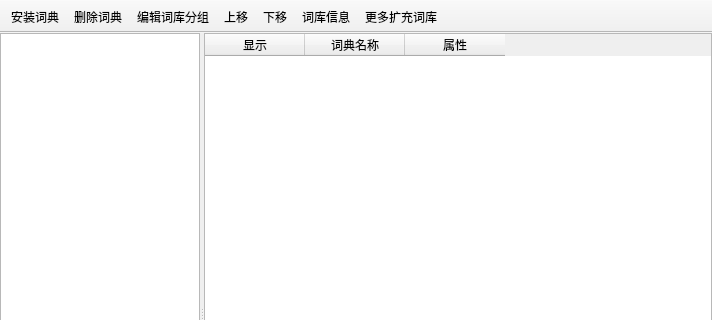
The window that dictmanagerwindow.ui (eudic/eudic_win32_localize) describes before a commit, drawn with Qt 5; both pictures show x 0 to 712 and y 0 to 320 of the 712 by 599 pixel window.
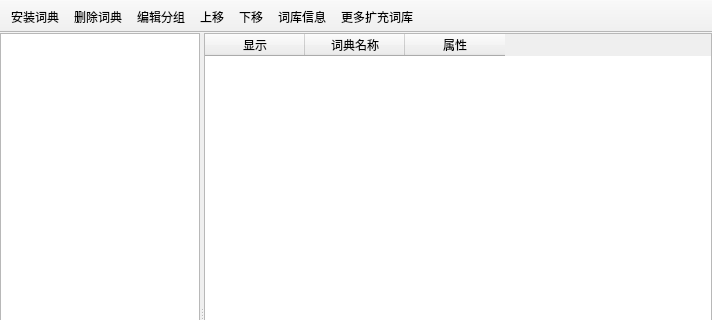
The same window after the commit. Icons and pictures are not drawn.

Diff of the .ui file:
```diff
--- a/dictmanagerwindow.ui
+++ b/dictmanagerwindow.ui
@@ -187,7 +187,7 @@
      <normaloff>:/res/main/mnu_tool_setting.png</normaloff>:/res/main/mnu_tool_setting.png</iconset>
    </property>
    <property name="text">
-    <string>编辑词库分组</string>
+    <string>编辑分组</string>
    </property>
   </action>
   <action name="actionMoveUp">
```
